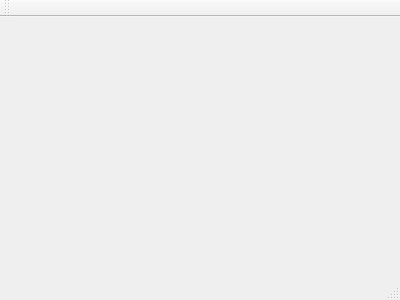
Before: the Qt Designer form ComputerVision/mainwindow.ui in vduckute1812/ComputerVision, drawn with Qt 5.
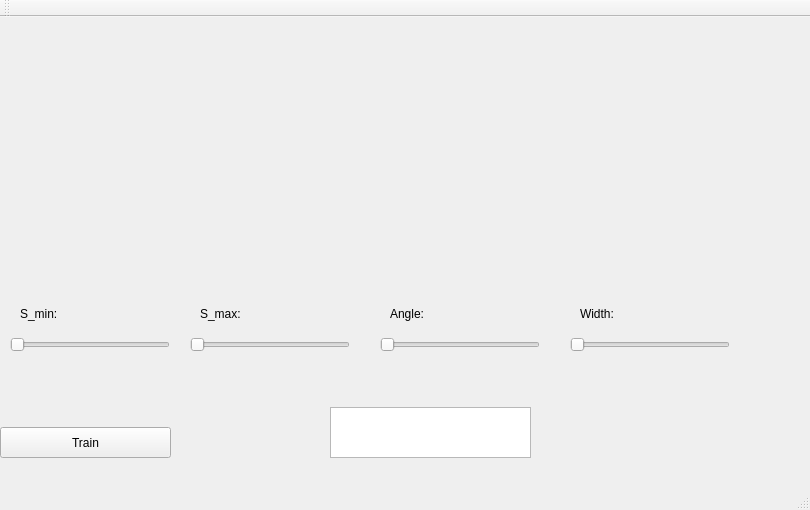
After: the same form once the commit is applied.

Diff of the .ui file:
```diff
--- a/ComputerVision/mainwindow.ui
+++ b/ComputerVision/mainwindow.ui
@@ -1,24 +1,288 @@
 <ui version="4.0">
  <class>MainWindow</class>
- <widget class="QMainWindow" name="MainWindow" >
-  <property name="geometry" >
+ <widget class="QMainWindow" name="MainWindow">
+  <property name="geometry">
    <rect>
     <x>0</x>
     <y>0</y>
-    <width>400</width>
-    <height>300</height>
+    <width>810</width>
+    <height>510</height>
    </rect>
   </property>
   <property name="windowTitle" >
    <string>MainWindow</string>
   </property>
-  <widget class="QMenuBar" name="menuBar" />
-  <widget class="QToolBar" name="mainToolBar" />
-  <widget class="QWidget" name="centralWidget" />
-  <widget class="QStatusBar" name="statusBar" />
+  <widget class="QWidget" name="centralWidget">
+   <widget class="QPushButton" name="trainButton">
+    <property name="geometry">
+     <rect>
+      <x>0</x>
+      <y>410</y>
+      <width>171</width>
+      <height>31</height>
+     </rect>
+    </property>
+    <property name="text">
+     <string>Train</string>
+    </property>
+   </widget>
+   <widget class="QLabel" name="label">
+    <property name="geometry">
+     <rect>
+      <x>20</x>
+      <y>20</y>
+      <width>231</width>
+      <height>231</height>
+     </rect>
+    </property>
+    <property name="autoFillBackground">
+     <bool>true</bool>
+    </property>
+    <property name="text">
+     <string/>
+    </property>
+   </widget>
+   <widget class="QLabel" name="label_2">
+    <property name="geometry">
+     <rect>
+      <x>260</x>
+      <y>20</y>
+      <width>241</width>
+      <height>231</height>
+     </rect>
+    </property>
+    <property name="autoFillBackground">
+     <bool>true</bool>
+    </property>
+    <property name="text">
+     <string/>
+    </property>
+   </widget>
+   <widget class="QPlainTextEdit" name="plainTextEdit">
+    <property name="geometry">
+     <rect>
+      <x>330</x>
+      <y>390</y>
+      <width>201</width>
+      <height>51</height>
+     </rect>
+    </property>
+    <property name="readOnly">
+     <bool>true</bool>
+    </property>
+   </widget>
+   <widget class="QLabel" name="label_3">
+    <property name="geometry">
+     <rect>
+      <x>500</x>
+      <y>20</y>
+      <width>241</width>
+      <height>231</height>
+     </rect>
+    </property>
+    <property name="autoFillBackground">
+     <bool>true</bool>
+    </property>
+    <property name="text">
+     <string/>
+    </property>
+   </widget>
+   <widget class="QSlider" name="horizontalSlider">
+    <property name="geometry">
+     <rect>
+      <x>10</x>
+      <y>320</y>
+      <width>160</width>
+      <height>16</height>
+     </rect>
+    </property>
+    <property name="maximum">
+     <number>100</number>
+    </property>
+    <property name="singleStep">
+     <number>1</number>
+    </property>
+    <property name="pageStep">
+     <number>10</number>
+    </property>
+    <property name="orientation">
+     <enum>Qt::Horizontal</enum>
+    </property>
+   </widget>
+   <widget class="QLabel" name="label_4">
+    <property name="geometry">
+     <rect>
+      <x>20</x>
+      <y>290</y>
+      <width>59</width>
+      <height>14</height>
+     </rect>
+    </property>
+    <property name="text">
+     <string>S_min:</string>
+    </property>
+   </widget>
+   <widget class="QLabel" name="label_5">
+    <property name="geometry">
+     <rect>
+      <x>200</x>
+      <y>290</y>
+      <width>59</width>
+      <height>14</height>
+     </rect>
+    </property>
+    <property name="text">
+     <string>S_max:</string>
+    </property>
+   </widget>
+   <widget class="QLabel" name="label_6">
+    <property name="geometry">
+     <rect>
+      <x>390</x>
+      <y>290</y>
+      <width>59</width>
+      <height>14</height>
+     </rect>
+    </property>
+    <property name="text">
+     <string>Angle:</string>
+    </property>
+   </widget>
+   <widget class="QLabel" name="label_7">
+    <property name="geometry">
+     <rect>
+      <x>580</x>
+      <y>290</y>
+      <width>59</width>
+      <height>14</height>
+     </rect>
+    </property>
+    <property name="text">
+     <string>Width:</string>
+    </property>
+   </widget>
+   <widget class="QSlider" name="horizontalSlider_2">
+    <property name="geometry">
+     <rect>
+      <x>190</x>
+      <y>320</y>
+      <width>160</width>
+      <height>16</height>
+     </rect>
+    </property>
+    <property name="maximum">
+     <number>100</number>
+    </property>
+    <property name="orientation">
+     <enum>Qt::Horizontal</enum>
+    </property>
+   </widget>
+   <widget class="QSlider" name="horizontalSlider_3">
+    <property name="geometry">
+     <rect>
+      <x>380</x>
+      <y>320</y>
+      <width>160</width>
+      <height>16</height>
+     </rect>
+    </property>
+    <property name="maximum">
+     <number>360</number>
+    </property>
+    <property name="orientation">
+     <enum>Qt::Horizontal</enum>
+    </property>
+   </widget>
+   <widget class="QSlider" name="horizontalSlider_4">
+    <property name="geometry">
+     <rect>
+      <x>570</x>
+      <y>320</y>
+      <width>160</width>
+      <height>16</height>
+     </rect>
+    </property>
+    <property name="maximum">
+     <number>100</number>
+    </property>
+    <property name="orientation">
+     <enum>Qt::Horizontal</enum>
+    </property>
+   </widget>
+   <widget class="QLabel" name="label_8">
+    <property name="geometry">
+     <rect>
+      <x>110</x>
+      <y>290</y>
+      <width>59</width>
+      <height>14</height>
+     </rect>
+    </property>
+    <property name="text">
+     <string/>
+    </property>
+   </widget>
+   <widget class="QLabel" name="label_9">
+    <property name="geometry">
+     <rect>
+      <x>290</x>
+      <y>290</y>
+      <width>59</width>
+      <height>14</height>
+     </rect>
+    </property>
+    <property name="text">
+     <string/>
+    </property>
+   </widget>
+   <widget class="QLabel" name="label_10">
+    <property name="geometry">
+     <rect>
+      <x>470</x>
+      <y>290</y>
+      <width>59</width>
+      <height>14</height>
+     </rect>
+    </property>
+    <property name="text">
+     <string/>
+    </property>
+   </widget>
+   <widget class="QLabel" name="label_11">
+    <property name="geometry">
+     <rect>
+      <x>660</x>
+      <y>290</y>
+      <width>59</width>
+      <height>14</height>
+     </rect>
+    </property>
+    <property name="text">
+     <string/>
+    </property>
+   </widget>
+  </widget>
+  <widget class="QMenuBar" name="menuBar">
+   <property name="geometry">
+    <rect>
+     <x>0</x>
+     <y>0</y>
+     <width>810</width>
+     <height>19</height>
+    </rect>
+   </property>
+  </widget>
+  <widget class="QToolBar" name="mainToolBar">
+   <attribute name="toolBarArea">
+    <enum>TopToolBarArea</enum>
+   </attribute>
+   <attribute name="toolBarBreak">
+    <bool>false</bool>
+   </attribute>
+  </widget>
+  <widget class="QStatusBar" name="statusBar"/>
  </widget>
- <layoutDefault spacing="6" margin="11" />
- <pixmapfunction></pixmapfunction>
+ <layoutdefault spacing="6" margin="11"/>
  <resources/>
  <connections/>
 </ui>
```
Left out of the diff: 3 changed lines with no effect on the pictures.
